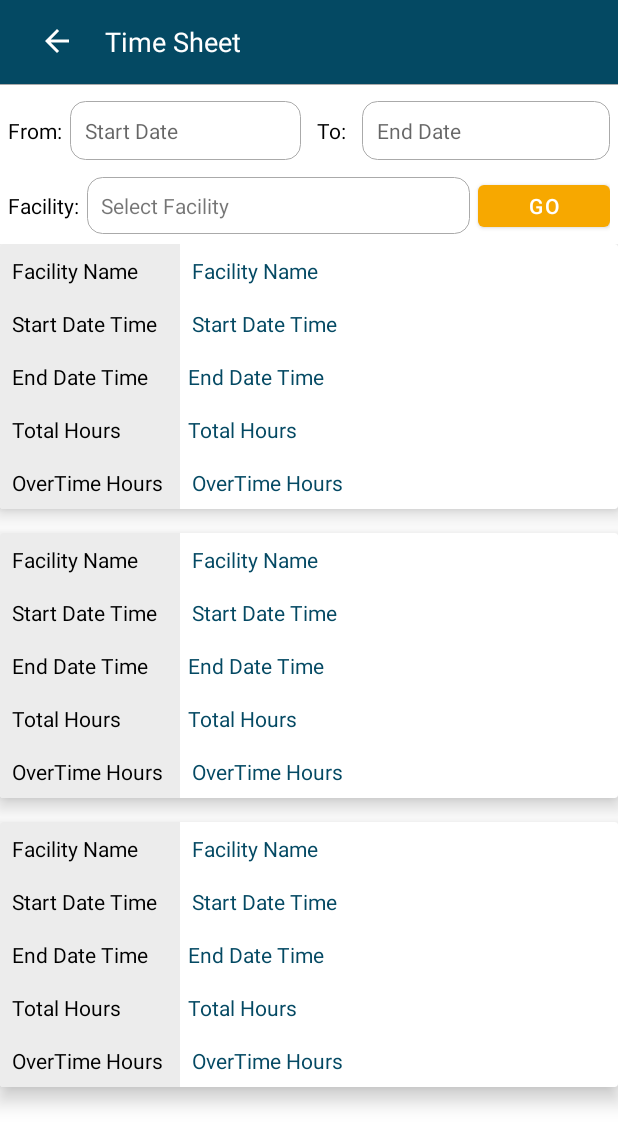
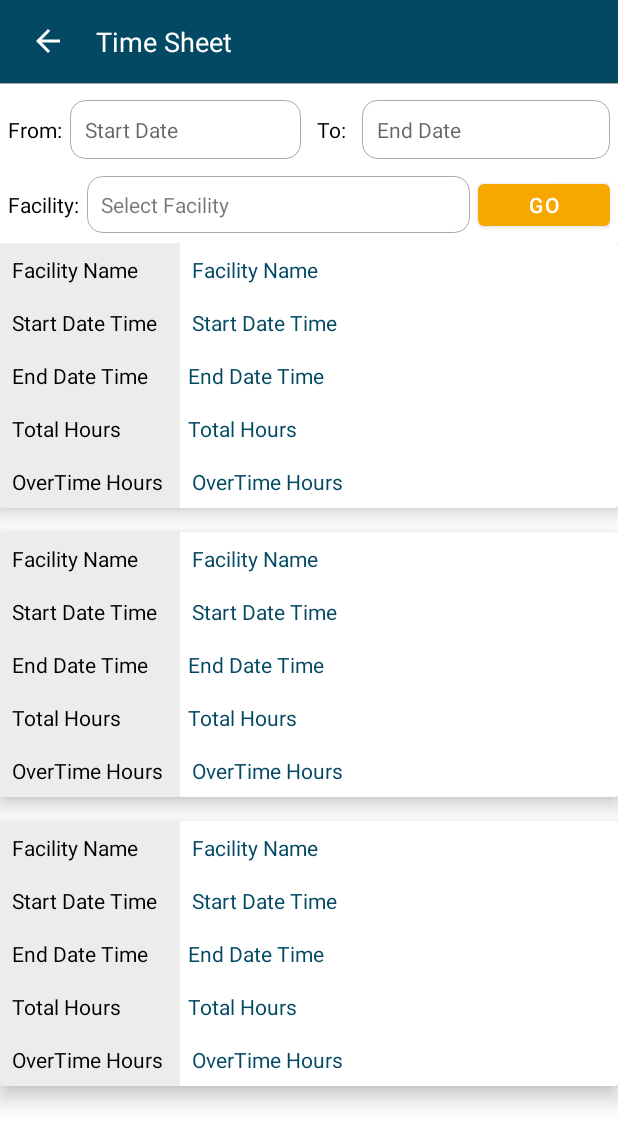
Before and after one commit to Asadrao125/Citi-Security, an Android app: the layout activity_time_sheet.xml on its own in the app's theme, with its tools: preview values and no code run, on a phone screen of 412 x 824 dp. Shown: the top 1146 px of the screen. Run offline under Robolectric (Android 15) with nearby library versions, the light colour scheme and no system bars.

Commit message:
Till, Version 1.01

```diff
--- a/app/src/main/res/layout/activity_time_sheet.xml
+++ b/app/src/main/res/layout/activity_time_sheet.xml
@@ -7,20 +7,17 @@
     android:orientation="vertical"
     tools:context=".activities.TimeSheetActivity">
 
-    <androidx.appcompat.widget.Toolbar
-        android:layout_width="match_parent"
-        android:layout_height="wrap_content"
-        android:background="@color/main_color">
-
     <RelativeLayout
         android:layout_width="match_parent"
-            android:layout_height="wrap_content">
+        android:layout_height="55dp"
+        android:background="@color/main_color">
 
         <ImageView
             android:id="@+id/imgBack"
             android:layout_width="wrap_content"
             android:layout_height="wrap_content"
             android:layout_centerVertical="true"
+            android:layout_marginLeft="10dp"
             android:background="@drawable/ripple_effect"
             android:padding="10dp"
             android:src="@drawable/ic_back" />
@@ -28,6 +25,7 @@
         <TextView
             android:layout_width="wrap_content"
             android:layout_height="wrap_content"
+            android:layout_centerVertical="true"
             android:layout_toRightOf="@id/imgBack"
             android:padding="10dp"
             android:text="Time Sheet"
@@ -35,8 +33,6 @@
             android:textSize="18sp" />
 
     </RelativeLayout>
-
-    </androidx.appcompat.widget.Toolbar>
 
     <LinearLayout
         android:id="@+id/mainContainer"
```
Also changed, not shown: app/src/main/res/layout/activity_facilities.xml (+4 -8 lines), app/src/main/res/layout/activity_payroll_detail.xml (+4 -8 lines), app/src/main/res/layout/dialog_logout.xml (+23 -14 lines). Lines whose indentation alone changed are shown as unchanged.
